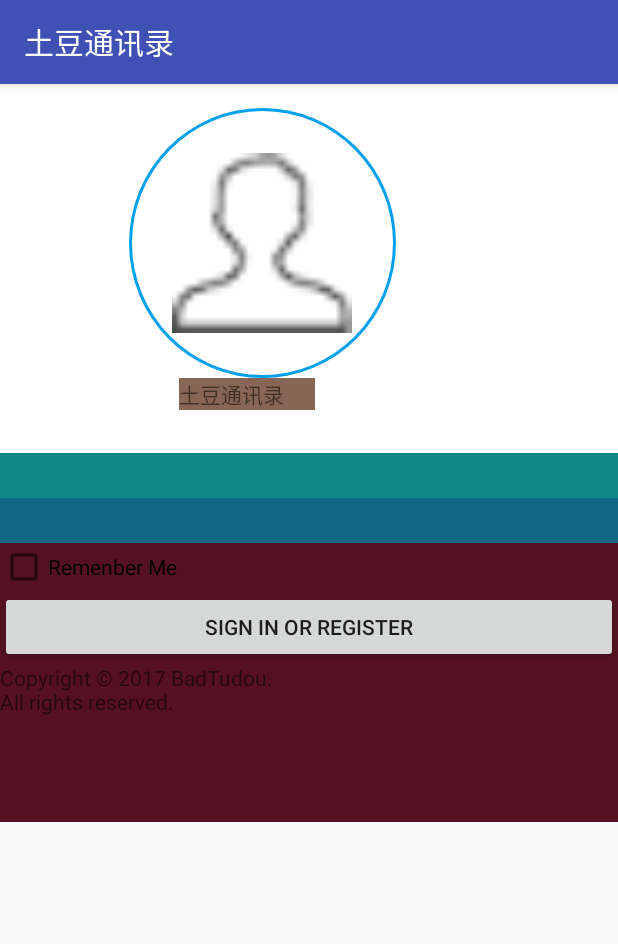
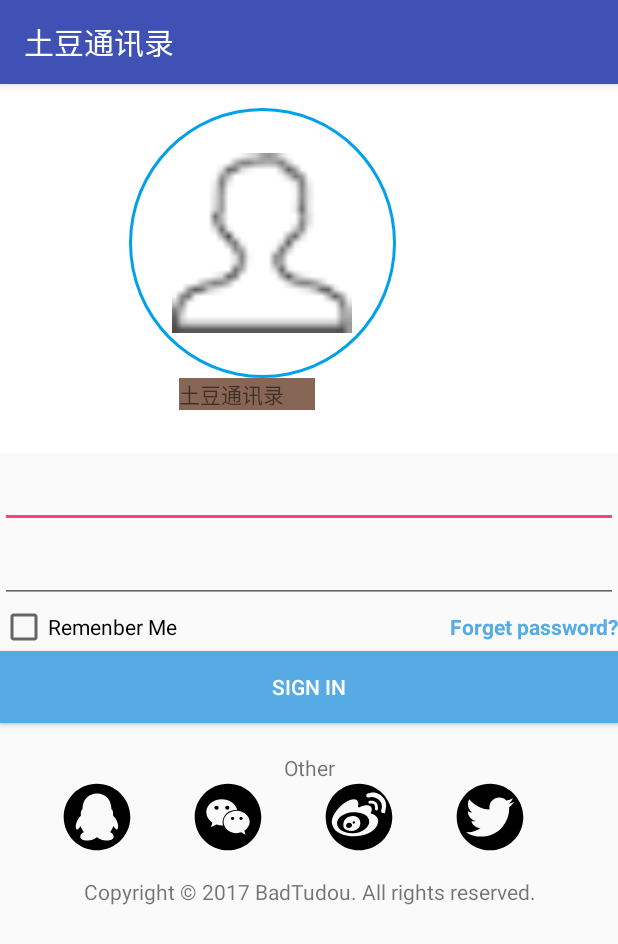
Before and after one commit to BadTudou-zz/Tudou, an Android app: the LoginActivity screen opened directly, with no data from a screen before it, on a phone screen of 412 x 824 dp. Shown: the top 944 px of the screen. Run offline under Robolectric (Android 15) with nearby library versions, the phone set to English and light mode, and no system bars.

Commit message:
1.Add ResultCallback to handle result form server 2.Add action ‘Login’ in LoginActivity 3.Modify UI of LoginActivity 4.Clean up demo images

```diff
--- a/develop/app/android/app/src/main/java/com/badtudou/tudou/MainActivity.java
+++ b/develop/app/android/app/src/main/java/com/badtudou/tudou/MainActivity.java
@@ -49,10 +49,6 @@ public class MainActivity extends AppCompatActivity {
         BottomNavigationView navigation = (BottomNavigationView) findViewById(R.id.navigation);
         navigation.setOnNavigationItemSelectedListener(mOnNavigationItemSelectedListener);
         navigation.setSelectedItemId(R.id.navigation_contacts);
-
-        // Test
-        User user = new User();
-        user.login("admin", "admin");
     }
 
 }
--- /dev/null
+++ b/develop/app/android/app/src/main/java/com/badtudou/tudou/ResultCallBack.java
@@ -0,0 +1,9 @@
+package com.badtudou.tudou;
+
+/**
+ * Created by badtudou on 09/04/2017.
+ */
+
+public interface ResultCallBack {
+    public void handleResult(String resultString);
+}
--- /dev/null
+++ b/develop/app/android/app/src/main/res/drawable/vector_drawable_qq.xml
@@ -0,0 +1,8 @@
+<?xml version="1.0" encoding="utf-8"?>
+<vector xmlns:android="http://schemas.android.com/apk/res/android" android:viewportWidth="1000"
+    android:viewportHeight="1000" android:width="1000dp" android:height="1000dp">
+    <group>
+        <path android:fillColor="#FF000000"
+            android:pathData="M500,10.2c-270.4,0-490,219.4-490,490c0,270.5,219.6,489.7,490,489.7c270.6,0,490-219.2,490-489.7C990,229.6,770.7,10.2,500,10.2z M741.8,633.4c0,0-17.3,47.4-49,89.9c0,0,56.6,19.4,51.8,69.6c0,0,1.9,56.1-121,52.2c0,0-86.4-6.8-112.3-43.5h-11.3h-0.2h-11.3c-25.9,36.8-112.3,43.5-112.3,43.5c-122.9,3.9-121-52.2-121-52.2c-4.8-50.3,51.8-69.6,51.8-69.6c-31.7-42.6-49-89.9-49-89.9c-76.8,124.8-69.1-17.4-69.1-17.4c14.4-84.1,74.9-139.3,74.9-139.3c-8.6-76.4,23-89.9,23-89.9c6.6-236.4,208.8-232.2,213-232.1c4.2-0.1,206.4-4.3,213,232.1c0,0,31.7,13.5,23,89.9c0,0,60.5,55.1,74.9,139.3C810.9,616,818.6,758.1,741.8,633.4z" />
+    </group>
+</vector>
--- /dev/null
+++ b/develop/app/android/app/src/main/res/drawable/vector_drawable_twitter.xml
@@ -0,0 +1,8 @@
+<?xml version="1.0" encoding="utf-8"?>
+<vector xmlns:android="http://schemas.android.com/apk/res/android" android:viewportWidth="1000"
+    android:viewportHeight="1000" android:width="1000dp" android:height="1000dp">
+    <group>
+        <path android:fillColor="#FF000000"
+            android:pathData="M500,10C229.4,10,10,229.4,10,500c0,270.6,219.4,490,490,490c270.6,0,490-219.4,490-490C990,229.4,770.6,10,500,10z M781.6,355.6c0.3,6.2,0.4,12.5,0.4,18.8c0,192-146.1,413.4-413.4,413.4c-82,0-158.4-24-222.7-65.3c11.4,1.3,22.9,2,34.7,2c68.1,0,130.7-23.2,180.4-62.2c-63.6-1.2-117.2-43.2-135.7-100.9c8.9,1.7,18,2.6,27.3,2.6c13.3,0,26.1-1.8,38.3-5.1c-66.5-13.4-116.6-72.1-116.6-142.5c0-0.6,0-1.2,0-1.8c19.6,10.9,42,17.4,65.8,18.2c-39-26.1-64.6-70.5-64.6-120.9c0-26.6,7.2-51.6,19.7-73c71.7,87.9,178.7,145.7,299.5,151.8c-2.5-10.6-3.8-21.7-3.8-33.1c0-80.2,65-145.3,145.3-145.3c41.8,0,79.6,17.6,106.1,45.9c33.1-6.5,64.2-18.6,92.3-35.2c-10.8,33.9-33.9,62.4-63.9,80.4c29.4-3.5,57.4-11.3,83.5-22.9C834.6,309.5,810,335.1,781.6,355.6z" />
+    </group>
+</vector>
--- /dev/null
+++ b/develop/app/android/app/src/main/res/drawable/vector_drawable_wechat.xml
@@ -0,0 +1,16 @@
+<?xml version="1.0" encoding="utf-8"?>
+<vector xmlns:android="http://schemas.android.com/apk/res/android" android:viewportWidth="1000"
+    android:viewportHeight="1000" android:width="1000dp" android:height="1000dp">
+    <group>
+        <path android:fillColor="#FF000000"
+            android:pathData="M491.2,391.8c17.6,0,28.7-11.2,28.7-27.9c0-17.6-11.2-27.9-28.7-27.9c-16.8,0-32.7,10.4-32.7,27.9C458.5,380.7,474.5,391.8,491.2,391.8z" />
+        <path android:fillColor="#FF000000"
+            android:pathData="M333.1,335.9c-16.8,0-34.3,10.4-34.3,27.9c0,16.8,17.6,28,34.3,28c16,0,28.7-11.2,28.7-28C361.9,346.3,349.1,335.9,333.1,335.9z" />
+        <path android:fillColor="#FF000000"
+            android:pathData="M564.7,499.6c-11.2,0-22.4,10.4-22.4,23.2c0,10.4,11.2,20.7,22.4,20.7c16.8,0,28.7-10.4,28.7-20.7C593.4,510,581.4,499.6,564.7,499.6z" />
+        <path android:fillColor="#FF000000"
+            android:pathData="M500,10C229.4,10,10,229.4,10,500c0,270.6,219.4,490,490,490c270.6,0,490-219.4,490-490C990,229.4,770.6,10,500,10z M407.4,624.1c-29.5,0-51.1-4.8-79-12.8l-80.6,40.7l23.2-68.7c-56.7-39.9-90.2-90.2-90.2-151.7c0-108.6,102.2-191.6,226.7-191.6c110.2,0,208.4,65.5,227.5,158.1c-8-1.6-15.2-2.4-21.6-2.4c-108.6,0-192.4,81.4-192.4,179.6c0,16.8,2.4,31.9,6.4,47.9C421,624.1,413.8,624.1,407.4,624.1z M740.3,702.4l16,57.5l-60.7-34.3c-23.1,4.8-45.5,12-68.7,12c-107,0-191.6-73.4-191.6-164.5c0-91,84.6-164.5,191.6-164.5c101.4,0,192.4,73.4,192.4,164.5C819.3,624.1,785,669.6,740.3,702.4z" />
+        <path android:fillColor="#FF000000"
+            android:pathData="M690,499.6c-12,0-22.4,10.4-22.4,23.2c0,10.4,10.4,20.7,22.4,20.7c16,0,27.9-10.4,27.9-20.7C718,510,706,499.6,690,499.6z" />
+    </group>
+</vector>
--- /dev/null
+++ b/develop/app/android/app/src/main/res/drawable/vector_drawable_weibo.xml
@@ -0,0 +1,14 @@
+<?xml version="1.0" encoding="utf-8"?>
+<vector xmlns:android="http://schemas.android.com/apk/res/android" android:viewportWidth="1000"
+    android:viewportHeight="1000" android:width="1000dp" android:height="1000dp">
+    <group>
+        <path android:fillColor="#FF000000"
+            android:pathData="M352,584.1c-24.6,2.6-42.2,24-42.2,44.5c0,20.6,19.8,34.8,44.4,31.9c24.5-2.8,44.4-21.8,44.4-42.2C398.6,597.7,380.3,581.4,352,584.1z" />
+        <path android:fillColor="#FF000000"
+            android:pathData="M414.5,567.2c-8.4,6.1-10.2,17.8-5.6,25.1c4.4,7.4,14.7,8.3,23,2.1c8.1-6.4,11.3-17.6,6.9-25.1C434.4,562,424.2,559.9,414.5,567.2z" />
+        <path android:fillColor="#FF000000"
+            android:pathData="M500.1,10.2C229.6,10.2,10,229.6,10,500.1c0,270.5,219.6,489.7,490.1,489.7c270.6,0,489.9-219.2,489.9-489.7C990,229.6,770.7,10.2,500.1,10.2z M767.9,623c-54,114.7-232.1,170.5-364,160.2c-125.4-9.9-286.7-51.5-303.4-203.3c0,0-8.8-68.7,57.8-157.7c0,0,95.8-133.9,207.5-172.1c111.7-38,124.7,26.3,124.7,64.3c-5.9,32.3-17,51.2,24.9,38.2c0,0,109.8-50.9,155-5.7c36.5,36.5,6,86.7,6,86.7s-15.1,16.8,16,22.8C723.7,462.6,821.9,508.1,767.9,623z M659.6,306c-12,0-21.5-9.7-21.5-21.5c0-12.1,9.6-21.7,21.5-21.7c0,0,134.6-24.9,118.6,119.8c0,0.9-0.1,1.5-0.3,2.3c-1.5,10.2-10.5,18.1-21.2,18.1c-12,0-21.7-9.6-21.7-21.6C734.9,381.4,756.3,284.7,659.6,306z M887,406.9c-3.5,52.1-15.7,33.9-30.2,33.9c-17.3,0-31.3-8.7-31.3-26.1c0-15,6.2-27.6,6.2-27.6c1.8-6.3,16.5-44.3-9.7-103c-47.9-80.4-144.3-80.9-155.7-76.3c-11.5,4.5-28.4,7.1-28.4,7.1c-17.4,0-31.4-13.9-31.4-31.1c0-14.4,9.7-26.4,22.9-30.2c0,0,0.3,0,0.8-0.2c1-0.2,1.9-0.4,3-0.5c13.4-2.6,61.3-20.9,107.8-10c83.3,19.4,197.6,107.6,146.2,263.9L887,406.9L887,406.9z" />
+        <path android:fillColor="#FF000000"
+            android:pathData="M413.6,429.7c-131,6-236.9,76.2-236.9,163.7c0,87.4,105.9,153.1,236.9,147c131.1-6,237.2-88,237.2-175.4C650.8,477.6,544.7,423.6,413.6,429.7z M502.8,649.8c-40.1,51.8-119.5,77.1-196.6,35.3c-36.7-19.9-35.3-59-35.3-59s-15.2-123.4,116.5-138.8C519.4,472,542.9,598,502.8,649.8z" />
+    </group>
+</vector>
--- a/develop/app/android/app/src/main/res/layout/activity_login.xml
+++ b/develop/app/android/app/src/main/res/layout/activity_login.xml
@@ -52,29 +52,76 @@
     <LinearLayout
         android:orientation="vertical"
         android:layout_width="match_parent"
-        android:layout_height="246dp"
-        android:background="#512"
+        android:layout_height="match_parent"
         tools:layout_editor_absoluteY="0dp"
         tools:layout_editor_absoluteX="8dp">
         <EditText
-            android:background="#188"
+            android:id="@+id/edit_username"
             android:layout_width="match_parent"
-            android:layout_height="30dp" />
+            android:layout_height="50dp" />
         <EditText
-            android:background="#168"
+            android:id="@+id/edit_userpassword"
             android:layout_width="match_parent"
-            android:layout_height="30dp" />
-        <CheckBox
-            android:layout_width="wrap_content"
-            android:layout_height="wrap_content"
-            android:text="@string/action_sign_in_remenber"/>
+            android:layout_height="50dp" />
+        <LinearLayout
+            android:layout_width="match_parent"
+            android:layout_height="wrap_content">
+            <CheckBox
+                android:layout_width="wrap_content"
+                android:layout_height="wrap_content"
+                android:text="@string/action_sign_in_remenber"/>
+            <TextView
+                android:layout_width="match_parent"
+                android:layout_height="wrap_content"
+                android:gravity="right"
+                android:textStyle="bold"
+                android:textColor="#56ABE4"
+                android:text="@string/action_forget_password"/>
+        </LinearLayout>
+
         <Button
+            android:id="@+id/button_login"
             android:layout_width="match_parent"
             android:layout_height="wrap_content"
-            android:text="@string/action_sign_in"/>
+            android:textColor="#FFF"
+            android:background="#56ABE4"
+            android:text="@string/action_sign_in" />
         <TextView
-            android:layout_width="wrap_content"
+            android:layout_width="match_parent"
+            android:layout_height="20dp"
+            android:layout_marginTop="20dp"
+            android:gravity="center"
+            android:text="@string/action_signin_with_socil"/>
+        <LinearLayout
+            android:layout_width="match_parent"
+            android:layout_height="47dp">
+            <ImageButton
+                android:layout_width="45dp"
+                android:layout_height="45dp"
+                android:background="@drawable/vector_drawable_qq"
+                android:layout_marginLeft="42dp"/>
+            <ImageButton
+                android:layout_width="45dp"
+                android:layout_height="45dp"
+                android:layout_marginLeft="42dp"
+                android:background="@drawable/vector_drawable_wechat"/>
+            <ImageButton
+                android:layout_width="45dp"
+                android:layout_marginLeft="42dp"
+                android:layout_height="45dp"
+                android:background="@drawable/vector_drawable_weibo"/>
+            <ImageButton
+                android:layout_width="45dp"
+                android:layout_marginLeft="42dp"
+                android:layout_height="45dp"
+                android:background="@drawable/vector_drawable_twitter"/>
+        </LinearLayout>
+
+        <TextView
+            android:layout_width="match_parent"
             android:layout_height="wrap_content"
+            android:layout_marginTop="15dp"
+            android:gravity="center"
             android:text="@string/app_copyright"
             />
     </LinearLayout>
--- a/develop/app/android/app/src/main/res/values/config.xml
+++ b/develop/app/android/app/src/main/res/values/config.xml
@@ -3,5 +3,5 @@
 <resources>
     <string name="server_host_develop">http://10.0.0.2:3000</string>
     <string name="action_login">login</string>
-    <string name="action_register">register</string>
+    <string name="action_signin">signin</string>
 </resources>
--- a/develop/app/android/app/src/main/res/values/strings.xml
+++ b/develop/app/android/app/src/main/res/values/strings.xml
@@ -4,11 +4,14 @@
     <string name="title_contacts">Contacts</string>
     <string name="title_call">Call</string>
     <string name="title_activity_login">Sign in</string>
-    <string name="app_copyright">Copyright © 2017 BadTudou.\nAll rights reserved.</string>
+    <string name="app_copyright">Copyright © 2017 BadTudou. All rights reserved.</string>
     <!-- Strings related to login -->
     <string name="prompt_email">Email</string>
     <string name="prompt_password">Password (optional)</string>
-    <string name="action_sign_in">Sign in or register</string>
+    <string name="action_sign_in">Sign in</string>
+    <string name="action_forget_password">Forget password?</string>
+    <string name="action_signin_with_socil">Other</string>
+    <string name="prompt_signin_with_socil">Use social account login</string>
     <string name="action_sign_in_remenber">Remenber Me</string>
     <string name="action_sign_in_short">Sign in</string>
     <string name="error_invalid_email">This email address is invalid</string>
@@ -18,4 +21,5 @@
     <string name="permission_rationale">"Contacts permissions are needed for providing email
         completions."
     </string>
+    <string name="title_activity_signin">Sign in</string>
 </resources>
--- a/develop/app/android/gradle.properties
+++ b/develop/app/android/gradle.properties
@@ -12,7 +12,7 @@
 # This option should only be used with decoupled projects. More details, visit
 # http://www.gradle.org/docs/current/userguide/multi_project_builds.html#sec:decoupled_projects
 # org.gradle.parallel=true
-#Wed Mar 29 17:10:05 CST 2017
+#Sun Apr 09 17:55:11 CST 2017
 systemProp.http.proxyHost=127.0.0.1
 org.gradle.jvmargs=-Xmx1536m
-systemProp.http.proxyPort=1086
+systemProp.http.proxyPort=1080
```
Also changed, not shown: develop/app/android/app/src/main/AndroidManifest.xml (+9 -9 lines), develop/app/android/app/src/main/java/com/badtudou/tudou/LoginActivity.java (+57 -0 lines), develop/app/android/app/src/main/java/com/badtudou/tudou/Rest.java (+19 -5 lines), develop/app/android/app/src/main/java/com/badtudou/tudou/User.java (+31 -3 lines), develop/app/android/app/src/main/res/drawable/vector_drawable_user.xml (added, +27 -0 lines), develop/app/android/app/src/main/res/drawable/vector_drawable_user_cloud.xml (added, +53 -0 lines), 6 other files.
